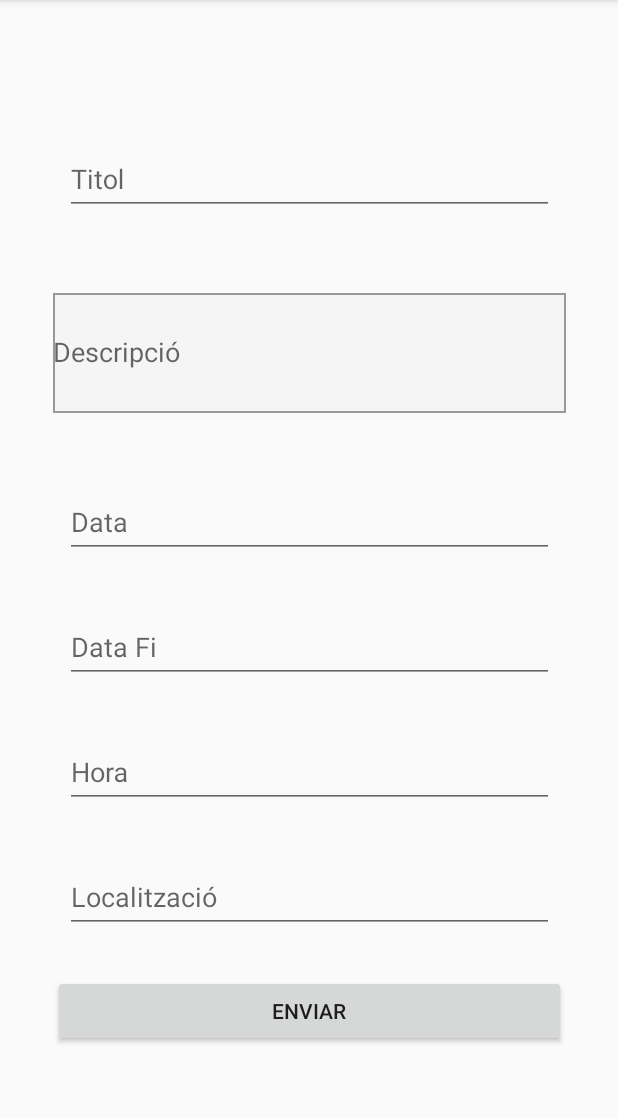
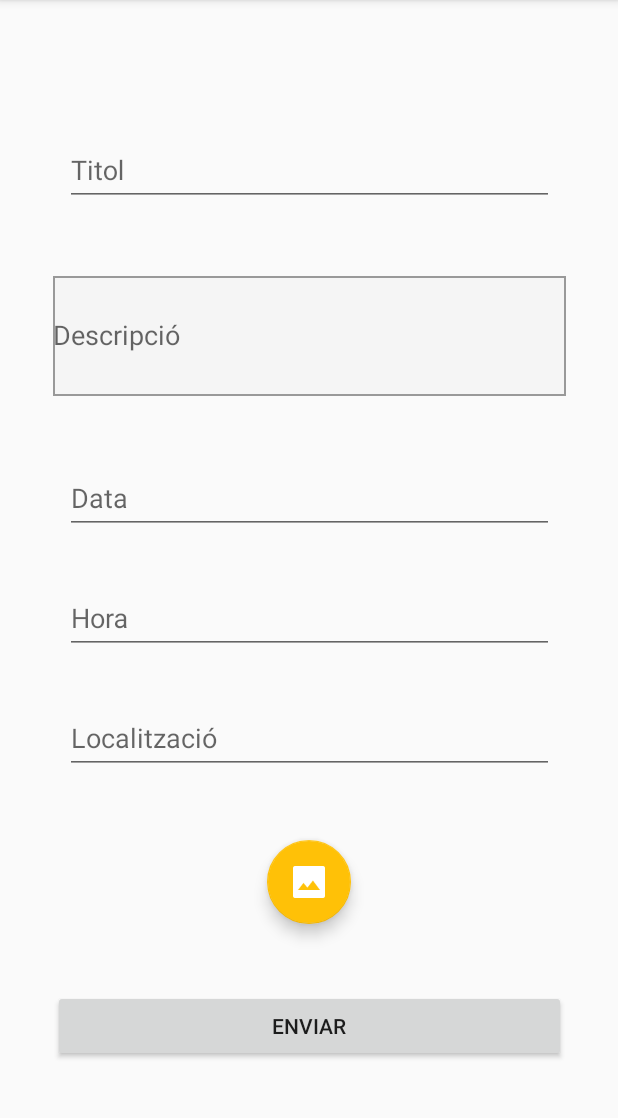
Before and after one commit to oriolborrellroig/PESIntegra, an Android app: the CreateActivityActivity screen opened directly, with no data from a screen before it, on a phone screen of 412 x 824 dp, the part 84-1202 px from its top. Run offline under Robolectric (Android 15) with nearby library versions, the phone set to English and light mode, and no system bars.

Commit message:
Crear post arreglat, ara nomes una data

```diff
--- a/app/src/main/java/integra/pesintegra/Controllers/ControladorDomini.java
+++ b/app/src/main/java/integra/pesintegra/Controllers/ControladorDomini.java
@@ -1,4 +1,6 @@
 package integra.pesintegra.Controllers;
+
+import android.util.Log;
 
 import integra.pesintegra.Logic.Clases.Post;
 import integra.pesintegra.Logic.Clases.Post_Activitat;
@@ -24,6 +26,7 @@ public class ControladorDomini extends AbstractBaseController {
     public void creaPostActivitat(String titol, String descripcio, String dataI, String dataF, String hora, String lloc) {
         Post_Activitat activitat = new Post_Activitat(titol, descripcio, dataI, dataF, hora, lloc);
         cntrlBD.afegeixPostActivitat(activitat);
+
     }
 
     public void creaPostHabitatge(String titol, String descripcio, String dataI, String dataF, String hora, String lloc) {
--- a/app/src/main/java/integra/pesintegra/Controllers/ControladorPresentacio.java
+++ b/app/src/main/java/integra/pesintegra/Controllers/ControladorPresentacio.java
@@ -1,4 +1,6 @@
 package integra.pesintegra.Controllers;
+
+import android.util.Log;
 
 import integra.pesintegra.Logic.Clases.Post;
 import integra.pesintegra.Logic.Clases.Post_Activitat;
--- a/app/src/main/java/integra/pesintegra/Presentation/CreateActivityActivity.java
+++ b/app/src/main/java/integra/pesintegra/Presentation/CreateActivityActivity.java
@@ -8,8 +8,10 @@ import android.content.Intent;
 import android.support.v7.app.AppCompatActivity;
 import android.os.Bundle;
 import android.support.v7.widget.Toolbar;
+import android.util.Log;
 import android.view.MenuItem;
 import android.view.View;
+import android.widget.Button;
 import android.widget.DatePicker;
 import android.widget.EditText;
 import android.widget.TextView;
@@ -34,7 +36,6 @@ public class CreateActivityActivity extends AppCompatActivity implements View.On
         super.onCreate(savedInstanceState);
         cntrlPresentacio = new ControladorPresentacio();
         setContentView(R.layout.activity_create_activity);
-
         Toolbar toolbar = (Toolbar) findViewById(R.id.toolbar);
 
         if (getSupportActionBar() != null){
@@ -42,8 +43,10 @@ public class CreateActivityActivity extends AppCompatActivity implements View.On
             getSupportActionBar().setDisplayShowHomeEnabled(true);
         }
         addDatePickerListener();
-        addDate_endPickerListener();
         addTimePickerListener();
+
+        Button enviar_btn = (Button)findViewById(R.id.submitPostAct);
+        enviar_btn.setOnClickListener(this);
     }
 
     private void addTimePickerListener() {
@@ -109,38 +112,6 @@ public class CreateActivityActivity extends AppCompatActivity implements View.On
         };
     }
 
-    private void addDate_endPickerListener() {
-        limitDate = (TextView) findViewById(R.id.date_endInputAct);
-
-        limitDate.setOnClickListener(new View.OnClickListener() {
-            @Override
-            public void onClick(View view) {
-                Calendar cal = Calendar.getInstance();
-                int year = cal.get(Calendar.YEAR);
-                int month = cal.get(Calendar.MONTH);
-                int day = cal.get(Calendar.DAY_OF_MONTH);
-
-                DatePickerDialog dialog = new DatePickerDialog(
-                        CreateActivityActivity.this,
-                        android.R.style.Theme_Holo_Light_Dialog_MinWidth,
-                        mDateSetListener,
-                        year,month,day);
-                //dialog.getWindow().setBackgroundDrawable(new ColorDrawable(Color.TRANSPARENT));
-                dialog.show();
-            }
-        });
-
-        mDateSetListener = new DatePickerDialog.OnDateSetListener() {
-            @Override
-            public void onDateSet(DatePicker datePicker, int year, int month, int day) {
-                month = month + 1;
-                // Log.d(TAG, "onDateSet: mm/dd/yyy: " + month + "/" + day + "/" + year);
-
-                String date = month + "/" + day + "/" + year;
-                limitDate.setText(date);
-            }
-        };
-    }
 
     @Override
     public boolean onOptionsItemSelected(MenuItem item) {
@@ -157,7 +128,7 @@ public class CreateActivityActivity extends AppCompatActivity implements View.On
         switch (v.getId()) {
             case R.id.submitPostAct:
                 String dataI = ((TextView) findViewById(R.id.dateInputAct)).getText().toString();
-                String dataF = ((TextView) findViewById(R.id.date_endInputAct)).getText().toString();
+                String dataF = dataI;
                 String lloc = ((EditText) findViewById(R.id.locationInputAct)).getText().toString();
                 String titol = ((EditText) findViewById(R.id.titolInputAct)).getText().toString();
                 String descripcio = ((EditText) findViewById(R.id.descriptionTitolAct)).getText().toString();
@@ -170,8 +141,8 @@ public class CreateActivityActivity extends AppCompatActivity implements View.On
                     Intent intent = getIntent();
                     String tipus = intent.getStringExtra("flag");
                     if(tipus.equals("A")) cntrlPresentacio.creaPostActivitat(titol, descripcio, dataI, dataF, hora, lloc);
-                    if(tipus.equals("F")) cntrlPresentacio.creaPostFeina(titol, descripcio, dataI, dataF, hora, lloc);
-                    if(tipus.equals("H")) cntrlPresentacio.creaPostHabitatge(titol, descripcio, dataI, dataF, hora, lloc);
+                    else if(tipus.equals("F")) cntrlPresentacio.creaPostFeina(titol, descripcio, dataI, dataF, hora, lloc);
+                    else if(tipus.equals("H")) cntrlPresentacio.creaPostHabitatge(titol, descripcio, dataI, dataF, hora, lloc);
                 } catch (Exception e) {
                     AlertDialog alertDialog = new AlertDialog.Builder(this).create();
                     alertDialog.setTitle("Error");
--- a/app/src/main/java/integra/pesintegra/Presentation/LoginActivity.java
+++ b/app/src/main/java/integra/pesintegra/Presentation/LoginActivity.java
@@ -5,6 +5,7 @@ import android.app.AlertDialog;
 import android.content.DialogInterface;
 import android.content.Intent;
 import android.os.Bundle;
+import android.util.Log;
 import android.view.View;
 import android.widget.Button;
 
--- a/app/src/main/res/layout/activity_create_activity.xml
+++ b/app/src/main/res/layout/activity_create_activity.xml
@@ -105,29 +105,6 @@
             android:gravity="center">
 
             <android.support.design.widget.TextInputLayout
-                android:id="@+id/create_post_data_fi_layout"
-                android:layout_width="342dp"
-                android:layout_height="wrap_content">
-
-                <EditText
-                    android:id="@+id/date_endInputAct"
-                    android:layout_width="match_parent"
-                    android:layout_height="wrap_content"
-                    android:layout_marginEnd="8dp"
-                    android:layout_marginStart="8dp"
-                    android:layout_marginTop="5dp"
-                    android:hint="Data Fi"
-                    android:inputType="date" />
-            </android.support.design.widget.TextInputLayout>
-        </TableRow>
-
-        <TableRow
-            android:layout_width="match_parent"
-            android:layout_height="0dp"
-            android:layout_weight="1"
-            android:gravity="center">
-
-            <android.support.design.widget.TextInputLayout
                 android:id="@+id/create_post_hora_layout"
                 android:layout_width="342dp"
                 android:layout_height="wrap_content">
@@ -167,7 +144,22 @@
             </android.support.design.widget.TextInputLayout>
         </TableRow>
 
+        <TableRow
+            android:layout_width="match_parent"
+            android:layout_height="0dp"
+            android:layout_weight="1"
+            android:gravity="center">
 
+        <android.support.design.widget.FloatingActionButton
+            android:id="@+id/fab"
+            android:layout_width="wrap_content"
+            android:layout_height="wrap_content"
+            android:layout_margin="20dp"
+            android:src="@mipmap/ic_insert_photo_black_36dp"
+            android:tint="@color/icons"
+            app:layout_anchor="@id/app_bar"
+            app:layout_anchorGravity="bottom|end" />
+        </TableRow>
 
         <TableRow
             android:layout_width="match_parent"
```
Also changed, not shown: app/src/main/res/mipmap-hdpi/ic_insert_photo_black_36dp.png (added), app/src/main/res/mipmap-mdpi/ic_insert_photo_black_36dp.png (added), app/src/main/res/mipmap-xhdpi/ic_insert_photo_black_36dp.png (added), app/src/main/res/mipmap-xxhdpi/ic_insert_photo_black_36dp.png (added), app/src/main/res/mipmap-xxxhdpi/ic_insert_photo_black_36dp.png (added).
